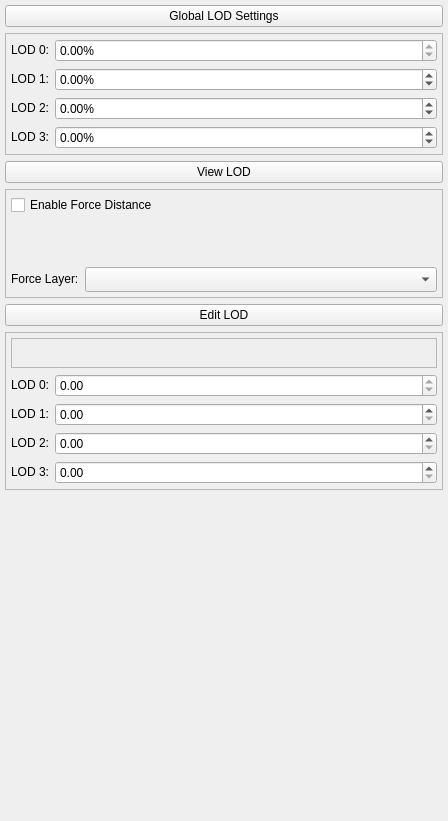
First picture: the form in Tools/ResourceEditor/DataQt/LODEditor.ui, repository xaoctech/dava.engine, before the edit.
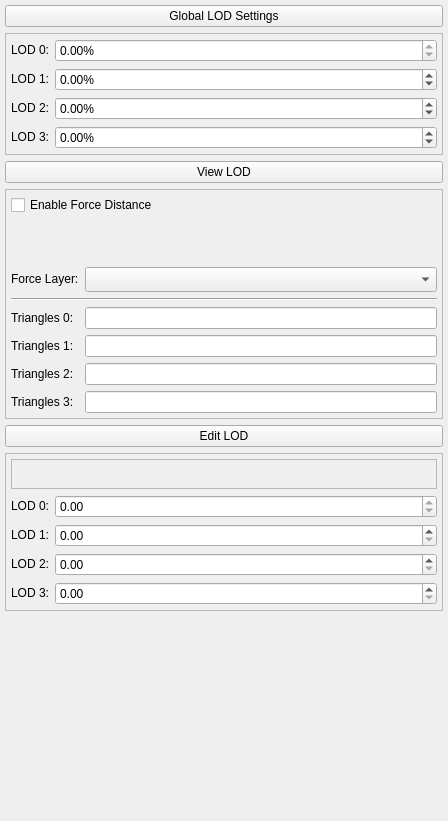
Second picture: the form after the edit. Icons and pictures are not drawn. Custom widgets are drawn as their Qt base class.

Commit message: [DF-1519] Added displaying of lod triangles at lod editor

The edit to the form file:
```diff
--- a/Tools/ResourceEditor/DataQt/LODEditor.ui
+++ b/Tools/ResourceEditor/DataQt/LODEditor.ui
@@ -288,6 +288,93 @@
         </property>
        </widget>
       </item>
+      <item row="4" column="0">
+       <widget class="QLabel" name="labelTriangles0">
+        <property name="sizePolicy">
+         <sizepolicy hsizetype="Fixed" vsizetype="Fixed">
+          <horstretch>0</horstretch>
+          <verstretch>0</verstretch>
+         </sizepolicy>
+        </property>
+        <property name="text">
+         <string>Triangles 0:</string>
+        </property>
+       </widget>
+      </item>
+      <item row="5" column="0">
+       <widget class="QLabel" name="labelTriangles1">
+        <property name="sizePolicy">
+         <sizepolicy hsizetype="Fixed" vsizetype="Fixed">
+          <horstretch>0</horstretch>
+          <verstretch>0</verstretch>
+         </sizepolicy>
+        </property>
+        <property name="text">
+         <string>Triangles 1:</string>
+        </property>
+       </widget>
+      </item>
+      <item row="6" column="0">
+       <widget class="QLabel" name="labelTriangles2">
+        <property name="sizePolicy">
+         <sizepolicy hsizetype="Fixed" vsizetype="Fixed">
+          <horstretch>0</horstretch>
+          <verstretch>0</verstretch>
+         </sizepolicy>
+        </property>
+        <property name="text">
+         <string>Triangles 2:</string>
+        </property>
+       </widget>
+      </item>
+      <item row="7" column="0">
+       <widget class="QLabel" name="labelTriangles3">
+        <property name="sizePolicy">
+         <sizepolicy hsizetype="Fixed" vsizetype="Fixed">
+          <horstretch>0</horstretch>
+          <verstretch>0</verstretch>
+         </sizepolicy>
+        </property>
+        <property name="text">
+         <string>Triangles 3:</string>
+        </property>
+       </widget>
+      </item>
+      <item row="4" column="1">
+       <widget class="QLineEdit" name="triangles0">
+        <property name="readOnly">
+         <bool>true</bool>
+        </property>
+       </widget>
+      </item>
+      <item row="5" column="1">
+       <widget class="QLineEdit" name="triangles1">
+        <property name="readOnly">
+         <bool>true</bool>
+        </property>
+       </widget>
+      </item>
+      <item row="6" column="1">
+       <widget class="QLineEdit" name="triangles2">
+        <property name="readOnly">
+         <bool>true</bool>
+        </property>
+       </widget>
+      </item>
+      <item row="7" column="1">
+       <widget class="QLineEdit" name="triangles3">
+        <property name="readOnly">
+         <bool>true</bool>
+        </property>
+       </widget>
+      </item>
+      <item row="3" column="0" colspan="2">
+       <widget class="Line" name="line">
+        <property name="orientation">
+         <enum>Qt::Horizontal</enum>
+        </property>
+       </widget>
+      </item>
      </layout>
     </widget>
    </item>
```
The commit also changes 5 other files.
